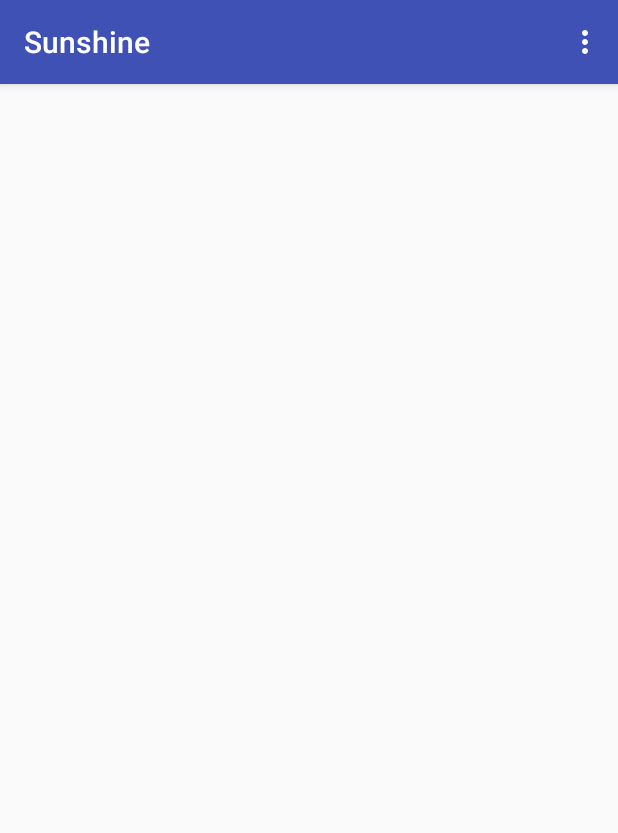
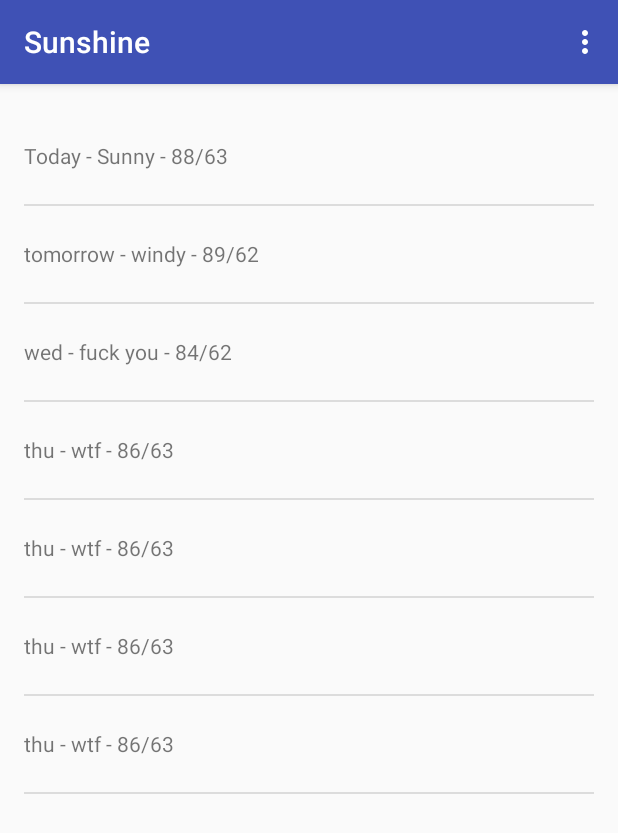
Before and after one commit to jonathanbandi/Sunshine, an Android app: the screen it shows after launch (MainActivity), on a phone screen of 412 x 824 dp. Shown: the top 833 px of the screen. Run offline under Robolectric (Android 15) with nearby library versions, the phone set to English and light mode, and no system bars.

Commit message:
fake data to be populated is initialised

```diff
--- a/app/src/main/java/com/example/android/sunshine/app/MainActivityFragment.java
+++ b/app/src/main/java/com/example/android/sunshine/app/MainActivityFragment.java
@@ -5,7 +5,12 @@ import android.os.Bundle;
 import android.view.LayoutInflater;
 import android.view.View;
 import android.view.ViewGroup;
+import android.widget.ArrayAdapter;
+import android.widget.ListView;
 
+import java.util.ArrayList;
+import java.util.Arrays;
+import java.util.List;
 /**
  * A placeholder fragment containing a simple view.
  */
@@ -17,6 +22,7 @@ public class MainActivityFragment extends Fragment {
     @Override
     public View onCreateView(LayoutInflater inflater, ViewGroup container,
                              Bundle savedInstanceState) {
+        View rootView = inflater.inflate(R.layout.fragment_main, container, false);
         String[] forecastArray = {
                 "Today - Sunny - 88/63",
                 "tomorrow - windy - 89/62",
@@ -26,6 +32,21 @@ public class MainActivityFragment extends Fragment {
                 "thu - wtf - 86/63",
                 "thu - wtf - 86/63"
         };
-        return inflater.inflate(R.layout.fragment_main, container, false);
+        List<String> weekForecast = new ArrayList<String>(
+                Arrays.asList(forecastArray));
+
+        ArrayAdapter<String> mForecastAdapter;
+
+
+        mForecastAdapter = new ArrayAdapter<String>(
+                getActivity(),
+                R.layout.list_item_forecast,
+                R.id.list_item_forecast_textview,
+                weekForecast);
+        ListView listView = (ListView) rootView.findViewById(
+                R.id.listview_forecast);
+        listView.setAdapter(mForecastAdapter);
+        return rootView;
+
     }
 }
```
